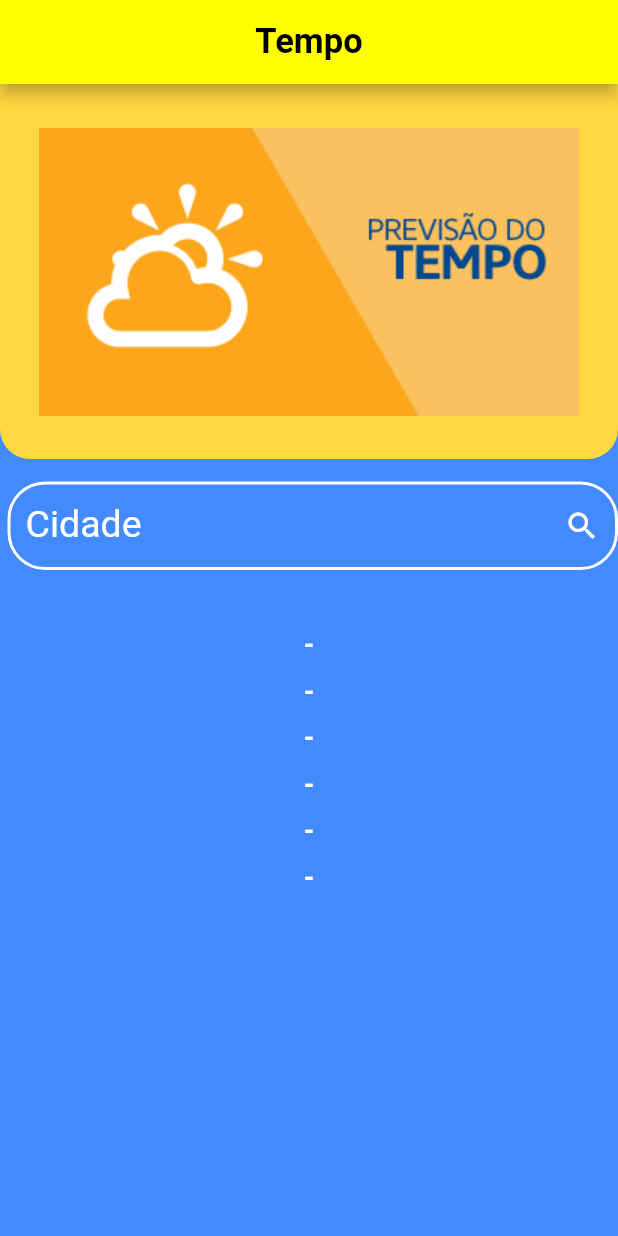
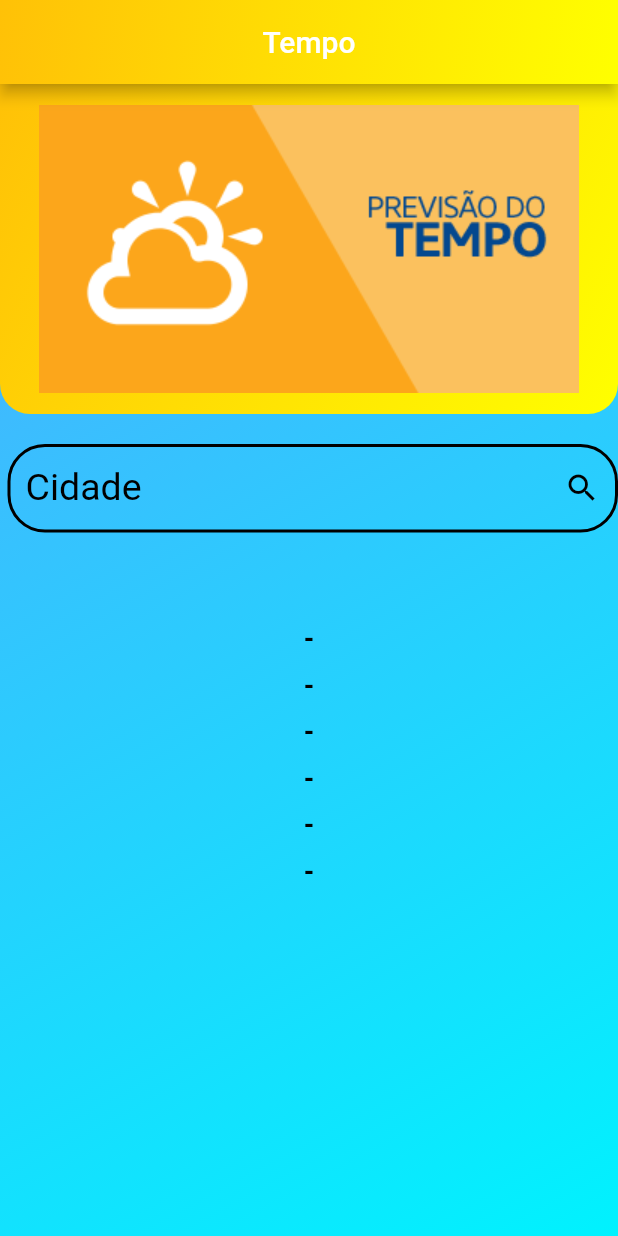
Before and after one commit to MuriloBarreto/App_Previsao_do_tempo, a Flutter app: the screen it shows after launch, on a phone screen of 412 x 824 dp. Run offline on Flutter 3.47's test engine with Material 2 defaults, Android fonts, the phone set to English and light mode, and no system bars; our stand-ins replace font_awesome_flutter.

Commit message:
update style

```diff
--- a/previsaodotempo/lib/main.dart
+++ b/previsaodotempo/lib/main.dart
@@ -55,20 +55,32 @@ class _MyAppState extends State<MyApp> {
     Size size = MediaQuery.of(context).size;
     return Scaffold(
       appBar: AppBar(
-        backgroundColor: Colors.yellowAccent,
         centerTitle: true,
-        title: Text('Tempo',
-          style: TextStyle(
-            color: Colors.black,
-            fontWeight: FontWeight.bold,
-            fontSize: 23,
-
+        title: Text('Tempo'),
+        flexibleSpace: Container(
+          decoration: BoxDecoration(
+              gradient: LinearGradient(
+                  begin: Alignment.topLeft,
+                  end: Alignment.bottomRight,
+                  colors: <Color>[
+                    Colors.amber,
+                    Colors.yellowAccent
+                  ])
           ),
         ),
 
       ),
-      backgroundColor: Colors.blueAccent,
-      body: SingleChildScrollView(
+      //backgroundColor: Color(0xFFA9E0F0),
+      body: Container(
+        decoration: BoxDecoration(
+            gradient: LinearGradient(
+                begin: Alignment.topLeft,
+                end: Alignment.bottomRight,
+                colors: <Color>[
+                  Color(0xFF4facfe),
+                  Color(0xFF00f2fe)
+                ])
+        ),
         child: Form(
           key: cForm,
           child: Column(
@@ -76,25 +88,31 @@ class _MyAppState extends State<MyApp> {
             children: [
               Container(
                 decoration: BoxDecoration(
-                color: Colors.amberAccent,
+          gradient: LinearGradient(
+              begin: Alignment.topLeft,
+              end: Alignment.bottomRight,
+              colors: <Color>[
+                Colors.amber,
+                Colors.yellowAccent
+              ]),
                   borderRadius: BorderRadius.vertical(
                     bottom: Radius.circular(20.0),
                   ),
                 ),
                 alignment: Alignment.center,
-                padding: EdgeInsets.only(top: 10,bottom: 10),
+                //padding: EdgeInsets.only(top: 5,bottom: 5),
                 child: Image.asset(
                     "assets/imgs/tempo.png",
                   fit: BoxFit.contain,
                 ),
                 width: size.width,
-                height: 250,
+                height: 220,
 
               ),
 
 
         Container(
-          padding: EdgeInsets.only(bottom: 29,top: 15,left: 5),
+          padding: EdgeInsets.only(bottom: 50,top: 20,left: 5),
 
           child: TextFormField(
             controller: controladorCity,
@@ -103,23 +121,23 @@ class _MyAppState extends State<MyApp> {
             keyboardType: TextInputType.text,
             decoration: InputDecoration(
               labelText: "Cidade",
-              fillColor: Colors.white,
-              labelStyle: TextStyle(fontSize: 25, color: Colors.white),
+              fillColor: Colors.black,
+              labelStyle: TextStyle(fontSize: 25, color: Colors.black),
               hintText: "Digite o nome da cidade",
               hintStyle: TextStyle(fontSize: 11, color: Colors.yellow),
               suffixIcon: IconButton(
                 icon: Icon(
                   Icons.search,
-                  color: Colors.white,
+                  color: Colors.black,
                 ),
                 onPressed: botaoclicar,
               ),
               focusedBorder:OutlineInputBorder(
-                borderSide: const BorderSide(color: Colors.white, width: 2.0),
+                borderSide: const BorderSide(color: Colors.black, width: 2.0),
                 borderRadius: BorderRadius.circular(25.0),
               ),
               enabledBorder:OutlineInputBorder(
-                borderSide: const BorderSide(color: Colors.white, width: 2.0),
+                borderSide: const BorderSide(color: Colors.black, width: 2.0),
                 borderRadius: BorderRadius.circular(25.0),
               ),
             ),
--- a/previsaodotempo/lib/util/Componentes.dart
+++ b/previsaodotempo/lib/util/Componentes.dart
@@ -11,7 +11,7 @@ class Componentes{
 
         rotulo,
         style: TextStyle(
-          color: Colors.white,
+          color: Colors.black,
           fontWeight: FontWeight.bold,
           fontSize: 18,
 
```
